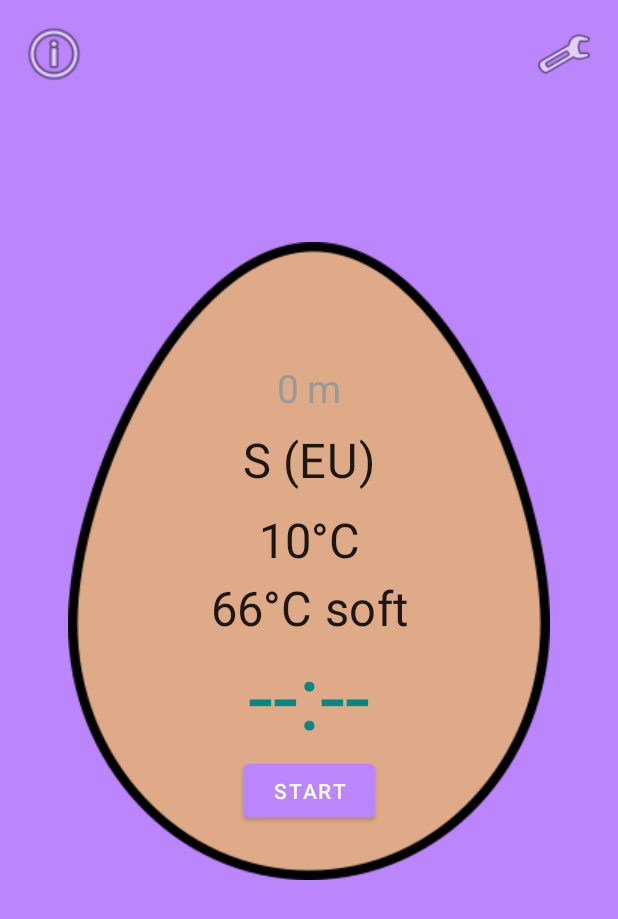
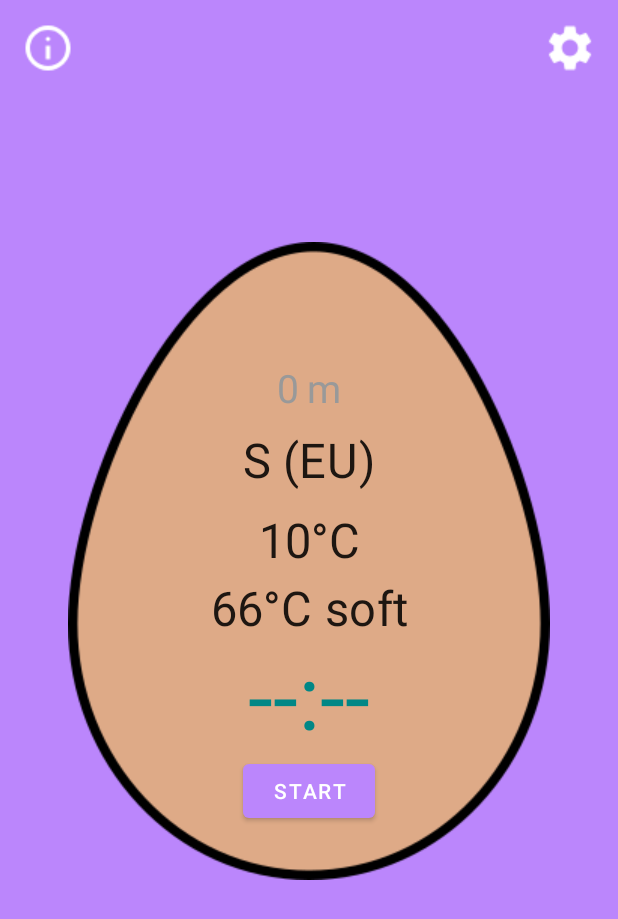
Before and after one commit to woheller69/eggtimer, an Android app: the screen it shows after launch (MainActivity), on a phone screen of 412 x 824 dp. Shown: the top 919 px of the screen. Run offline under Robolectric (Android 15) with nearby library versions, the phone set to English and light mode, and no system bars.

Commit message:
Change icons for info and settings

```diff
--- /dev/null
+++ b/app/src/main/res/drawable/ic_info_24px.xml
@@ -0,0 +1,10 @@
+<vector xmlns:android="http://schemas.android.com/apk/res/android"
+    android:width="24dp"
+    android:height="24dp"
+    android:tint="?attr/colorOnPrimary"
+    android:viewportWidth="24"
+    android:viewportHeight="24">
+  <path
+      android:fillColor="#FFFFFFFF"
+      android:pathData="M11,17h2v-6h-2ZM12,9q0.425,0 0.713,-0.288Q13,8.425 13,8t-0.287,-0.713Q12.425,7 12,7t-0.712,0.287Q11,7.575 11,8t0.288,0.712Q11.575,9 12,9ZM12,22q-2.075,0 -3.9,-0.788 -1.825,-0.787 -3.175,-2.137 -1.35,-1.35 -2.137,-3.175Q2,14.075 2,12t0.788,-3.9q0.787,-1.825 2.137,-3.175 1.35,-1.35 3.175,-2.138Q9.925,2 12,2t3.9,0.787q1.825,0.788 3.175,2.138 1.35,1.35 2.137,3.175Q22,9.925 22,12t-0.788,3.9q-0.787,1.825 -2.137,3.175 -1.35,1.35 -3.175,2.137Q14.075,22 12,22ZM12,20q3.35,0 5.675,-2.325Q20,15.35 20,12q0,-3.35 -2.325,-5.675Q15.35,4 12,4 8.65,4 6.325,6.325 4,8.65 4,12q0,3.35 2.325,5.675Q8.65,20 12,20ZM12,12Z"/>
+</vector>
--- /dev/null
+++ b/app/src/main/res/drawable/ic_settings_24px.xml
@@ -0,0 +1,10 @@
+<vector xmlns:android="http://schemas.android.com/apk/res/android"
+    android:width="24dp"
+    android:height="24dp"
+    android:tint="?attr/colorOnPrimary"
+    android:viewportWidth="24"
+    android:viewportHeight="24">
+    <path
+        android:fillColor="#FFFFFFFF"
+        android:pathData="M19.14,12.94c0.04,-0.3 0.06,-0.61 0.06,-0.94c0,-0.32 -0.02,-0.64 -0.07,-0.94l2.03,-1.58c0.18,-0.14 0.23,-0.41 0.12,-0.61l-1.92,-3.32c-0.12,-0.22 -0.37,-0.29 -0.59,-0.22l-2.39,0.96c-0.5,-0.38 -1.03,-0.7 -1.62,-0.94L14.4,2.81c-0.04,-0.24 -0.24,-0.41 -0.48,-0.41h-3.84c-0.24,0 -0.43,0.17 -0.47,0.41L9.25,5.35C8.66,5.59 8.12,5.92 7.63,6.29L5.24,5.33c-0.22,-0.08 -0.47,0 -0.59,0.22L2.74,8.87C2.62,9.08 2.66,9.34 2.86,9.48l2.03,1.58C4.84,11.36 4.8,11.69 4.8,12s0.02,0.64 0.07,0.94l-2.03,1.58c-0.18,0.14 -0.23,0.41 -0.12,0.61l1.92,3.32c0.12,0.22 0.37,0.29 0.59,0.22l2.39,-0.96c0.5,0.38 1.03,0.7 1.62,0.94l0.36,2.54c0.05,0.24 0.24,0.41 0.48,0.41h3.84c0.24,0 0.44,-0.17 0.47,-0.41l0.36,-2.54c0.59,-0.24 1.13,-0.56 1.62,-0.94l2.39,0.96c0.22,0.08 0.47,0 0.59,-0.22l1.92,-3.32c0.12,-0.22 0.07,-0.47 -0.12,-0.61L19.14,12.94zM12,15.6c-1.98,0 -3.6,-1.62 -3.6,-3.6s1.62,-3.6 3.6,-3.6s3.6,1.62 3.6,3.6S13.98,15.6 12,15.6z" />
+</vector>
--- a/app/src/main/res/layout/activity_main.xml
+++ b/app/src/main/res/layout/activity_main.xml
@@ -129,22 +129,22 @@
         android:layout_width="wrap_content"
         android:layout_height="wrap_content"
         android:onClick="showTutorial"
-        app:srcCompat="@android:drawable/ic_menu_info_details"
+        app:srcCompat="@drawable/ic_info_24px"
  />
 
     <ImageButton
         app:layout_constraintTop_toTopOf="parent"
         app:layout_constraintEnd_toEndOf="parent"
         android:id="@+id/settingsButton"
-        android:scaleX="1.2"
-        android:scaleY="1.2"
+        android:scaleX="1.5"
+        android:scaleY="1.5"
         android:background="@drawable/round_button"
         android:layout_marginEnd="20dp"
         android:layout_marginTop="20dp"
         android:layout_width="wrap_content"
         android:layout_height="wrap_content"
         android:onClick="startSettings"
-        app:srcCompat="@android:drawable/ic_menu_manage"
+        app:srcCompat="@drawable/ic_settings_24px"
         />
 
 
```
